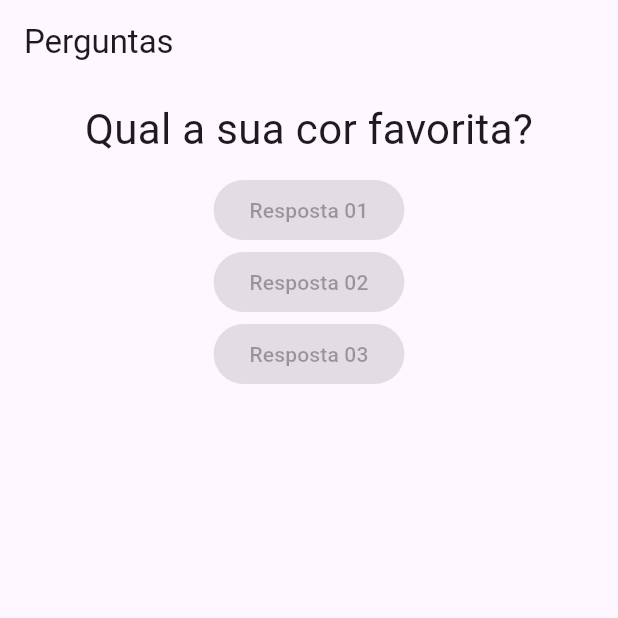
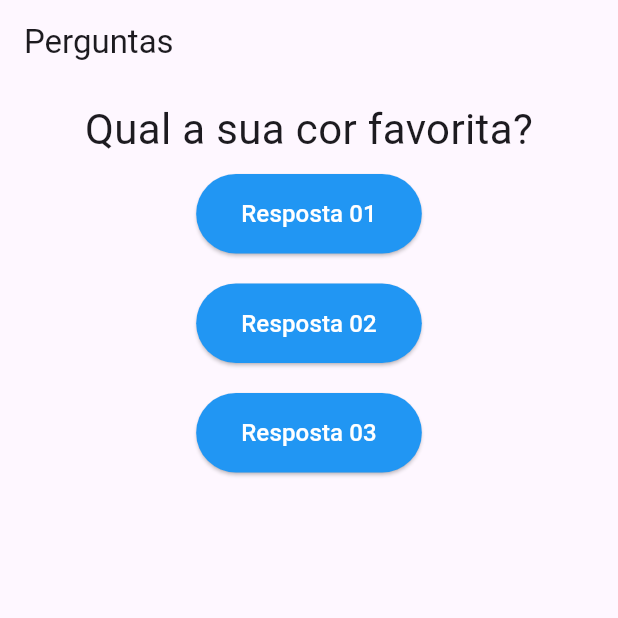
Before and after one commit to DanielSiilva/quiz-in-flutter-app, a Flutter app: the screen it shows after launch, on a phone screen of 412 x 824 dp, the top half of it. Run offline on Flutter 3.47's test engine with Material 3 defaults, Android fonts, the phone set to English and light mode, and no system bars.

Commit message:
feat: adcionando funcao callback e estilizacao de funcoes

```diff
--- a/quiz_app/lib/main.dart
+++ b/quiz_app/lib/main.dart
@@ -8,7 +8,7 @@ main() => runApp(PerguntaApp());
 
 class _PerguntaAppState extends State<PerguntaApp> {
   var perguntaSelecinada = 0;
-  void responder() {
+  void _responder() {
     setState(() {
       perguntaSelecinada++;
     });
@@ -29,9 +29,9 @@ class _PerguntaAppState extends State<PerguntaApp> {
         body: Column(
           children: <Widget>[
             Questao(perguntas[perguntaSelecinada]),
-            Resposta('Resposta 01'),
-            Resposta('Resposta 02'),
-            Resposta('Resposta 03'),
+            Resposta('Resposta 01', _responder),
+            Resposta('Resposta 02', _responder),
+            Resposta('Resposta 03', _responder),
           ],
         ),
       ),
--- a/quiz_app/lib/resposta.dart
+++ b/quiz_app/lib/resposta.dart
@@ -2,10 +2,32 @@ import 'package:flutter/material.dart';
 
 class Resposta extends StatelessWidget {
   final String texto;
-  Resposta(this.texto);
+  final void Function() quandoSelecionado;
+
+  Resposta(this.texto, this.quandoSelecionado);
 
   @override
   Widget build(BuildContext context) {
-    return ElevatedButton(child: Text(texto), onPressed: null);
+    return Container(
+      margin: EdgeInsets.only(bottom: 20),
+      child: ElevatedButton(
+        child: Text(
+          texto,
+          style: TextStyle(
+            fontSize: 16,
+            color: Colors.white,
+          ),
+        ),
+        onPressed: quandoSelecionado,
+        style: ElevatedButton.styleFrom(
+          backgroundColor: Colors.blue,
+          foregroundColor: Colors.black,
+          shape: RoundedRectangleBorder(
+            borderRadius: BorderRadius.circular(30),
+          ),
+          padding: EdgeInsets.symmetric(horizontal: 30, vertical: 15),
+        ),
+      ),
+    );
   }
 }
```
